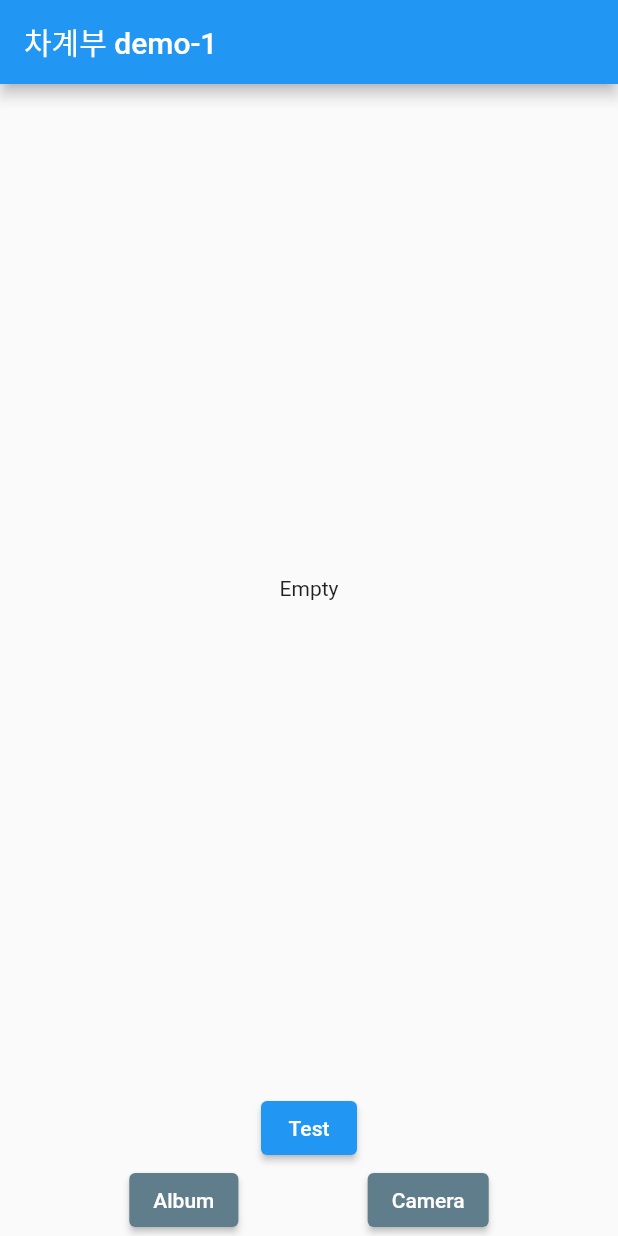
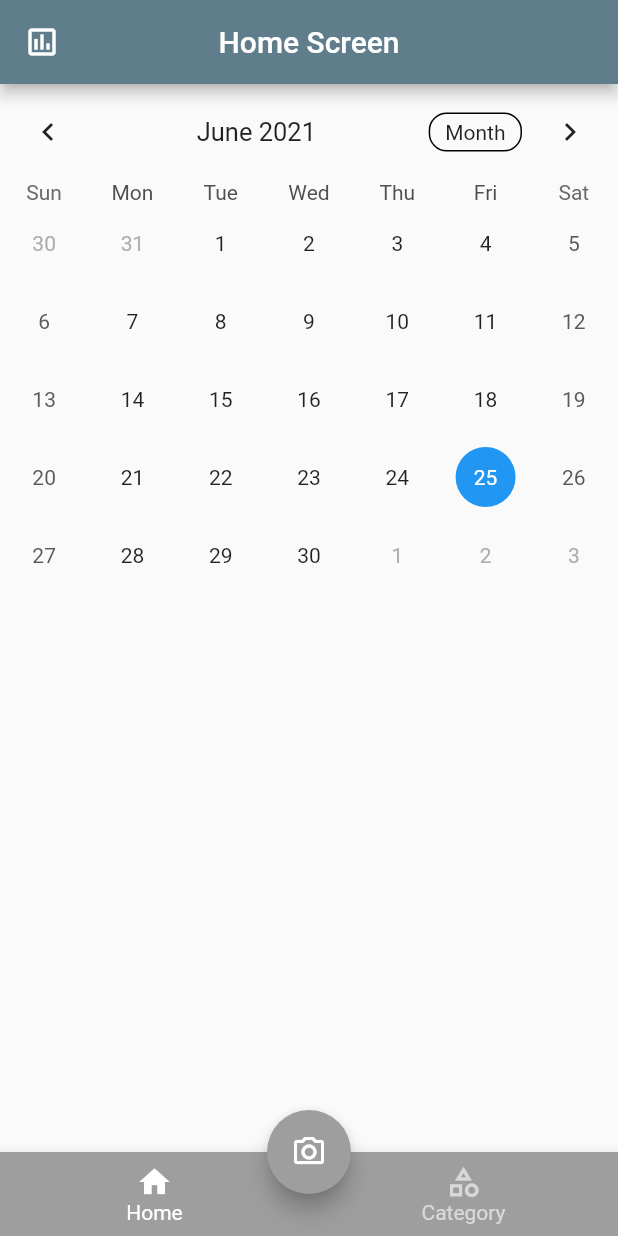
Before and after one commit to jeparktech/flutter_obigoProject, a Flutter app: the screen it shows after launch, on a phone screen of 412 x 824 dp. Run offline on Flutter 3.47's test engine with Material 2 defaults, Android fonts, the phone set to English and light mode, and no system bars; drawn by our look-alikes of table_calendar; our stand-ins replace image_picker, sqflite; accounts and stored records are empty.

Commit message:
add calender and camera features

```diff
--- a/lib/main.dart
+++ b/lib/main.dart
@@ -1,6 +1,8 @@
 import 'package:flutter/material.dart';
 import 'package:flutter/widgets.dart';
-import './widgets/receipt_recog .dart';
+import 'package:image_picker/image_picker.dart';
+
+import './widgets/calendar.dart';
 
 void main() async {
   // DB 테스트
@@ -26,28 +28,120 @@ void main() async {
 }
 
 class MyApp extends StatelessWidget {
+
   @override
   Widget build(BuildContext context) {
     return MaterialApp(
-      title: 'camera',
-      home: Scaffold(
-        appBar: AppBar(
-          title: Text('차계부 demo-1'),
-        ),
-        body: Container(
-          child: ImageAndCamera(), //for test
-          // child: Column(
-          //   children: [
-          //     Container(
-          //       child: Text('Space for 캘린더'),
-          //     ),
-          //     Container(
-          //       child: Text('Space for 세부 일정'),
-          //     ),
-          //   ],
-          // ),
-        ),
+      title: 'Flutter Calendar',
+      theme: ThemeData(
+        primarySwatch: Colors.blueGrey,
+      ),
+      home: HomePage(),
+    );
+  }
+}
+class HomePage extends StatefulWidget {
+  @override
+  _HomePageState createState() => _HomePageState();
+}
+
+class _HomePageState extends State<HomePage> {
+  PickedFile _image;
+  final _picker = ImagePicker();
+
+  getGalleryImage() async{
+    var image = await _picker.getImage(source: ImageSource.gallery);
+    setState(() {
+      _image = image;
+    });
+  }
+
+  getCameraImage() async {
+    var image = await _picker.getImage(source: ImageSource.camera);
+    setState(() {
+      _image = image;
+    });
+  }
+
+
+  openBottomSheet(BuildContext context) {
+    showModalBottomSheet(context: context, builder: (BuildContext context) {
+      return Column(
+        mainAxisSize: MainAxisSize.min,
+        children: <Widget>[
+          ListTile(
+              leading: Icon(Icons.photo),
+              title: Text("Photos"),
+              onTap: () {
+                getGalleryImage();
+              }
+          ),
+          ListTile(
+              leading: Icon(Icons.camera),
+              title: Text("Camera"),
+              onTap: () {
+                getCameraImage();
+              }
+          ),
+        ],
+      );
+    },
+    );
+  }
+
+  int _selectedIndex = 0;
+
+  @override
+  Widget build(BuildContext context) {
+    return Scaffold(
+      appBar: AppBar(
+        title: Text('Home Screen'),
+        centerTitle: true,
+        leading: IconButton(icon: Icon(Icons.assessment_outlined),onPressed: () => {}), //통계버튼
+      ),
+      floatingActionButton: FloatingActionButton(
+        onPressed: () {
+          openBottomSheet(context);
+        },
+        child: Icon(Icons.camera_alt_outlined),
+        backgroundColor: Colors.grey,
+      ),
+      floatingActionButtonLocation: FloatingActionButtonLocation.centerDocked,
+      bottomNavigationBar: BottomNavigationBar(
+        type: BottomNavigationBarType.fixed,
+        backgroundColor: Colors.grey, //Backgound color of the bar
+        selectedItemColor: Colors.white,
+        unselectedItemColor: Colors.white.withOpacity(.60),
+        selectedFontSize: 14,
+        unselectedFontSize: 14,
+        currentIndex: _selectedIndex,
+        onTap: (int index){
+          setState(() {
+            _selectedIndex = index;
+          });
+        },
+        items: [
+          BottomNavigationBarItem(
+            title: Text('Home'),
+            icon: Icon(Icons.home),
+          ),
+
+          BottomNavigationBarItem(
+            title: Text('Category'),
+            icon: Icon(Icons.category_outlined),
+          ),
+        ],
+      ),
+      body: Center(
+        child: _widgetOptions.elementAt(_selectedIndex),
       ),
     );
   }
+  List <Widget> _widgetOptions = [
+    Calendar(),
+    Text(
+      'Category',
+      style: TextStyle(fontSize: 30),
+    ),
+  ];
 }
--- /dev/null
+++ b/lib/widgets/calendar.dart
@@ -0,0 +1,71 @@
+import 'package:flutter/material.dart';
+import 'package:table_calendar/table_calendar.dart';
+
+
+class Calendar extends StatefulWidget {
+
+  @override
+  _CalendarState createState() => _CalendarState();
+}
+
+class _CalendarState extends State<Calendar> {
+
+
+  CalendarFormat format = CalendarFormat.month;
+  DateTime selectedDay = DateTime.now();
+  DateTime focusedDay = DateTime.now();
+
+  void initState() {
+    super.initState();
+  }
+
+  @override
+  Widget build(BuildContext context) {
+    return Scaffold(
+
+      body: TableCalendar(
+
+        focusedDay: focusedDay,
+        firstDay: DateTime(1990),
+        lastDay: DateTime(2050),
+        calendarFormat: format,
+        onFormatChanged: (CalendarFormat _format) {
+          setState(() {
+            format = _format;
+          });
+        },
+        daysOfWeekVisible: true,
+
+        //Day Changed
+        onDaySelected: (DateTime selecDay, DateTime focusDay) {
+          setState(() {
+            selectedDay = selecDay;
+            focusedDay = focusDay;
+          });
+        },
+        selectedDayPredicate: (DateTime date) {
+          return isSameDay(selectedDay, date);
+        },
+        //To stlye the calendar
+        calendarStyle: CalendarStyle(
+          isTodayHighlighted: true,
+          selectedDecoration: BoxDecoration(
+            color: Colors.blue,
+            shape: BoxShape.circle,
+          ),
+          selectedTextStyle: TextStyle(color: Colors.white),
+          todayDecoration: BoxDecoration(
+            color: Colors.blue.shade100,
+            shape: BoxShape.circle,
+          ),
+        ),
+        headerStyle: HeaderStyle(
+          formatButtonVisible: true,
+          titleCentered: true,
+          formatButtonShowsNext: false,
+
+        ),
+      ),
+    );
+  }
+}
--- a/pubspec.yaml
+++ b/pubspec.yaml
@@ -23,6 +23,8 @@ environment:
 dependencies:
   flutter:
     sdk: flutter
+  table_calendar: ^3.0.0
+  image_picker: ^0.8.0+4
 
 
   # The following adds the Cupertino Icons font to your application.
@@ -35,7 +37,6 @@ dev_dependencies:
   sqflite: ^1.3.0
   path:
   http:
-  image_picker:
 
 # For information on the generic Dart part of this file, see the
 # following page: https://dart.dev/tools/pub/pubspec
```
Also changed, not shown: pubspec.lock, 1 other file.
